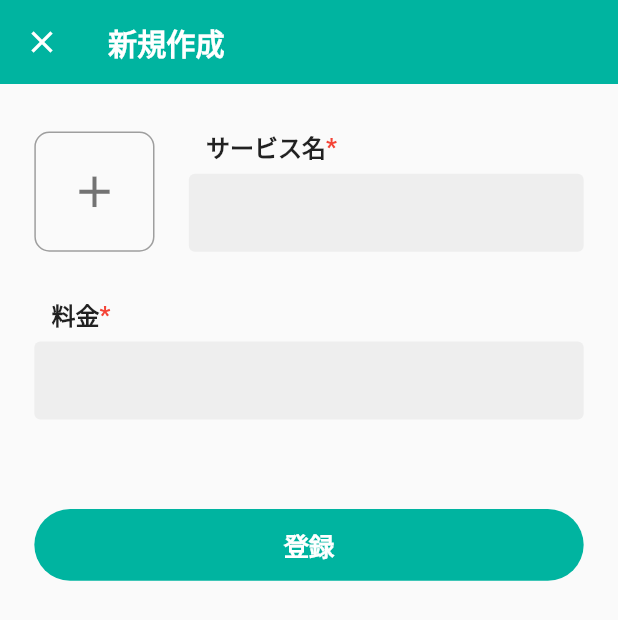
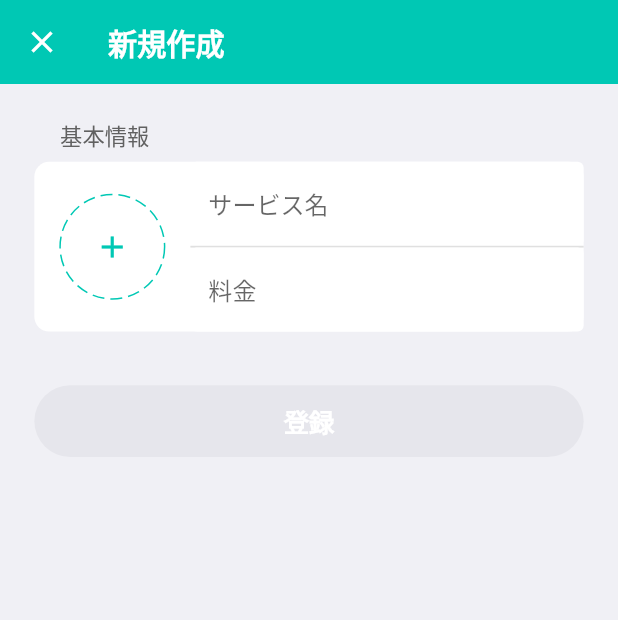
Before and after one commit to koheimikami3/subrisu, a Flutter app: the ListPage screen opened directly, after a tap on the "add" icon, on a phone screen of 412 x 824 dp. Shown: the top 620 px of the screen. Run offline on Flutter 3.47's test engine with Material 2 defaults, Android fonts, the phone set to English and light mode, and no system bars; drawn by our look-alikes of dotted_border; our stand-ins replace cloud_firestore, firebase_auth, firebase_core, flutter_riverpod, flutter_screenutil, freezed_annotation and 6 more; accounts and stored records are empty.

Commit message:
登録画面のUIを変更 登録時にリストが空になるバグを修正

```diff
--- a/lib/constant/configs.dart
+++ b/lib/constant/configs.dart
@@ -13,7 +13,7 @@ const androidReleaseAdId = '';
 const androidDebugAdId = 'ca-app-pub-3940256099942544/6300978111';
 
 // アプリカラー
-const appColor = Color.fromARGB(255, 0, 180, 160);
+const appColor = Color.fromARGB(255, 0, 200, 180);
 
 // ダークモード時の背景色
 const darkBackgroundColor = Color(0xFF212121);
--- a/lib/importer.dart
+++ b/lib/importer.dart
@@ -17,6 +17,7 @@ export 'package:freezed_annotation/freezed_annotation.dart';
 export 'package:cloud_firestore/cloud_firestore.dart';
 export 'package:flutter_localizations/flutter_localizations.dart';
 export 'package:google_mobile_ads/google_mobile_ads.dart';
+export 'package:dotted_border/dotted_border.dart';
 
 // app
 export 'package:subrisu/app.dart';
@@ -74,3 +75,5 @@ export 'package:subrisu/view/create/widget/register_button.dart';
 export 'package:subrisu/view/create/widget/service_name_form.dart';
 export 'package:subrisu/view/list/widget/subscription_item.dart';
 export 'package:subrisu/view/list/widget/subscription_list.dart';
+export 'package:subrisu/view/create/create_page.dart';
+export 'package:subrisu/view/create/widget/icon_select_button.dart';
--- a/lib/provider/providers.dart
+++ b/lib/provider/providers.dart
@@ -10,9 +10,9 @@ final darkModeProvider = StateProvider((ref) => false);
 
 final isUserDataLoadedProvider = StateProvider((ref) => false);
 
-final serviceNameProvider = StateProvider((ref) => '');
+final serviceNameProvider = StateProvider.autoDispose((ref) => '');
 
-final priceProvider = StateProvider((ref) => '');
+final priceProvider = StateProvider.autoDispose((ref) => '');
 
 final userViewModelProvider = StateNotifierProvider<UserViewModel, UserState>(
     (ref) => UserViewModel(UserRepositoryImpl(), ref));
--- a/lib/view/create/create_page.dart
+++ b/lib/view/create/create_page.dart
@@ -1,3 +1,4 @@
+import '../../constant/configs.dart' as configs;
 import '../../constant/texts.dart' as texts;
 import '../../importer.dart';
 
@@ -7,10 +8,15 @@ class CreatePage extends ConsumerWidget {
 
   @override
   Widget build(BuildContext context, WidgetRef ref) {
+    final isDark = ref.watch(darkModeProvider);
+
     return GestureDetector(
       onTap: () => FocusScope.of(context).unfocus(),
       child: Scaffold(
         appBar: AppBar(title: const Text(texts.createPage)),
+        backgroundColor: isDark
+            ? configs.darkBackgroundColor
+            : configs.settingsBackgroundColor,
         body: SingleChildScrollView(
           child: Row(
             children: [
@@ -18,32 +24,36 @@ class CreatePage extends ConsumerWidget {
               Expanded(
                 child: Column(
                   children: [
-                    SizedBox(height: 25.h),
-                    Row(
-                      crossAxisAlignment: CrossAxisAlignment.end,
-                      children: [
-                        Container(
-                          height: 70.w,
-                          width: 70.w,
-                          decoration: BoxDecoration(
-                            borderRadius:
-                                const BorderRadius.all(Radius.circular(10)),
-                            border: Border.all(color: Colors.grey),
+                    SizedBox(height: 20.h),
+                    const ItemsTitle(title: '基本情報'),
+                    Container(
+                      width: double.infinity,
+                      decoration: const BoxDecoration(
+                        borderRadius: BorderRadius.all(Radius.circular(10)),
+                        color: Colors.white,
+                      ),
+                      child: Row(
+                        children: [
+                          SizedBox(width: 15.w),
+                          const IconSelectButton(),
+                          SizedBox(width: 15.w),
+                          Expanded(
+                            child: Column(
+                              children: [
+                                const ServiceNameForm(),
+                                Container(
+                                  height: 1.h,
+                                  color: Colors.grey.shade300,
+                                ),
+                                const PriceForm(),
+                              ],
+                            ),
                           ),
-                          child: const Icon(
-                            Icons.add,
-                            size: 35,
-                          ),
-                        ),
-                        SizedBox(width: 20.w),
-                        const Expanded(child: ServiceNameForm()),
-                      ],
+                        ],
+                      ),
                     ),
-                    SizedBox(height: 25.h),
-                    const PriceForm(),
-                    SizedBox(height: 50.h),
+                    SizedBox(height: 30.h),
                     const RegisterButton(),
-                    SizedBox(height: 50.h),
                   ],
                 ),
               ),
--- /dev/null
+++ b/lib/view/create/widget/icon_select_button.dart
@@ -0,0 +1,24 @@
+import '../../../constant/configs.dart' as configs;
+import '../../../importer.dart';
+
+/// アイコン画像選択ダイアログを呼び出すボタン
+class IconSelectButton extends StatelessWidget {
+  const IconSelectButton({Key? key}) : super(key: key);
+
+  @override
+  Widget build(BuildContext context) {
+    return DottedBorder(
+      color: configs.appColor,
+      borderType: BorderType.Circle,
+      dashPattern: const [8, 4],
+      child: SizedBox(
+        height: 55.h,
+        width: 55.h,
+        child: const Icon(
+          Icons.add,
+          color: configs.appColor,
+        ),
+      ),
+    );
+  }
+}
--- a/lib/view/create/widget/price_form.dart
+++ b/lib/view/create/widget/price_form.dart
@@ -1,3 +1,4 @@
+import '../../../constant/configs.dart' as configs;
 import '../../../importer.dart';
 
 /// 料金フォームを表示する
@@ -6,41 +7,21 @@ class PriceForm extends ConsumerWidget {
 
   @override
   Widget build(BuildContext context, WidgetRef ref) {
-    return Column(
-      crossAxisAlignment: CrossAxisAlignment.start,
-      children: [
-        Row(
-          children: [
-            SizedBox(width: 10.w),
-            const Text(
-              '料金',
-              style: TextStyle(fontWeight: FontWeight.bold),
-            ),
-            const Text(
-              '*',
-              style: TextStyle(
-                fontWeight: FontWeight.bold,
-                color: Colors.red,
-              ),
-            ),
-          ],
-        ),
-        SizedBox(height: 5.h),
-        TextField(
+    return TextField(
+      cursorColor: configs.appColor,
+      inputFormatters: [FilteringTextInputFormatter.digitsOnly],
       keyboardType: TextInputType.number,
       decoration: InputDecoration(
+        hintText: '料金',
+        hintStyle: TextStyle(fontSize: 14.sp),
         isDense: true,
         filled: true,
-            fillColor: Colors.grey.shade200,
-            border: const OutlineInputBorder(
-              borderSide: BorderSide.none,
-            ),
+        fillColor: Colors.white,
+        border: const OutlineInputBorder(borderSide: BorderSide.none),
       ),
       onChanged: (value) {
         ref.watch(priceProvider.notifier).state = value;
       },
-        ),
-      ],
     );
   }
 }
--- a/lib/view/create/widget/register_button.dart
+++ b/lib/view/create/widget/register_button.dart
@@ -9,6 +9,9 @@ class RegisterButton extends ConsumerWidget {
 
   @override
   Widget build(BuildContext context, WidgetRef ref) {
+    final serviceName = ref.watch(serviceNameProvider);
+    final price = ref.watch(priceProvider);
+
     return Container(
       height: 40.h,
       width: double.infinity,
@@ -19,7 +22,9 @@ class RegisterButton extends ConsumerWidget {
         borderRadius: const BorderRadius.all(Radius.circular(30)),
         padding: EdgeInsets.zero,
         color: configs.appColor,
-        onPressed: () async => await _onPressed(context, ref),
+        onPressed: serviceName == '' || price == ''
+            ? null
+            : () async => await _onPressed(context, ref),
         child: _text(),
       ),
     );
--- a/lib/view/create/widget/service_name_form.dart
+++ b/lib/view/create/widget/service_name_form.dart
@@ -1,3 +1,4 @@
+import '../../../constant/configs.dart' as configs;
 import '../../../importer.dart';
 
 /// サービス名フォームを表示する
@@ -6,42 +7,19 @@ class ServiceNameForm extends ConsumerWidget {
 
   @override
   Widget build(BuildContext context, WidgetRef ref) {
-    return Column(
-      crossAxisAlignment: CrossAxisAlignment.start,
-      children: [
-        Row(
-          children: [
-            SizedBox(width: 10.w),
-            const Text(
-              'サービス名',
-              style: TextStyle(fontWeight: FontWeight.bold),
-            ),
-            const Text(
-              '*',
-              style: TextStyle(
-                fontWeight: FontWeight.bold,
-                color: Colors.red,
-              ),
-            ),
-          ],
-        ),
-        SizedBox(height: 5.h),
-        SizedBox(
-          child: TextField(
+    return TextField(
+      cursorColor: configs.appColor,
       decoration: InputDecoration(
+        hintText: 'サービス名',
+        hintStyle: TextStyle(fontSize: 14.sp),
         isDense: true,
         filled: true,
-              fillColor: Colors.grey.shade200,
-              border: const OutlineInputBorder(
-                borderSide: BorderSide.none,
-              ),
+        fillColor: Colors.white,
+        border: const OutlineInputBorder(borderSide: BorderSide.none),
       ),
       onChanged: (value) {
         ref.watch(serviceNameProvider.notifier).state = value;
       },
-          ),
-        ),
-      ],
     );
   }
 }
--- a/lib/view/list/widget/create_page_button.dart
+++ b/lib/view/list/widget/create_page_button.dart
@@ -1,5 +1,3 @@
-import 'package:subrisu/view/create/create_page.dart';
-
 import '../../../importer.dart';
 
 /// 作成画面に遷移するボタン
@@ -13,21 +11,17 @@ class CreatePageButton extends StatelessWidget {
     return FloatingActionButton(
       onPressed: () {
         Navigator.push(
-            context,
-            MaterialPageRoute(
-              builder: (context) => const CreatePage(),
-              //以下を追加
-              fullscreenDialog: true,
-            ));
-
-        // showModalBottomSheet(
-        //   backgroundColor: Colors.transparent,
-        //   isScrollControlled: true,
-        //   context: context,
-        //   builder: (_) => const CreatePage(),
-        // );
+          context,
+          MaterialPageRoute(
+            builder: (_) => const CreatePage(),
+            fullscreenDialog: true,
+          ),
+        );
       },
-      child: const Icon(Icons.add),
+      child: const Icon(
+        Icons.add,
+        size: 30,
+      ),
     );
   }
 }
--- a/lib/view/list/widget/subscription_item.dart
+++ b/lib/view/list/widget/subscription_item.dart
@@ -13,7 +13,7 @@ class SubscriptionItem extends ConsumerWidget {
   @override
   Widget build(BuildContext context, WidgetRef ref) {
     return Container(
-      height: 60.h,
+      height: 55.h,
       width: double.infinity,
       decoration: const BoxDecoration(
         borderRadius: BorderRadius.all(Radius.circular(10)),
@@ -65,7 +65,7 @@ class SubscriptionItem extends ConsumerWidget {
       serviceName,
       style: TextStyle(
         fontSize: 16.sp,
-        fontWeight: FontWeight.w500,
+        fontWeight: FontWeight.w600,
       ),
     );
   }
@@ -79,7 +79,7 @@ class SubscriptionItem extends ConsumerWidget {
       text,
       style: TextStyle(
         fontSize: 16.sp,
-        fontWeight: FontWeight.w500,
+        fontWeight: FontWeight.w600,
       ),
     );
   }
--- a/lib/view/list/widget/subscription_list.dart
+++ b/lib/view/list/widget/subscription_list.dart
@@ -17,7 +17,8 @@ class SubscriptionList extends ConsumerWidget {
           children: [
             if (index == 0) SizedBox(height: 20.h),
             SubscriptionItem(subscriptionDoc: subscriptionDocList[index]),
-            SizedBox(height: 20.h),
+            SizedBox(height: 15.h),
+            if (index == subscriptionDocList.length - 1) SizedBox(height: 50.h),
           ],
         );
       },
--- a/lib/view_model/subscription_view_model.dart
+++ b/lib/view_model/subscription_view_model.dart
@@ -22,8 +22,8 @@ class SubscriptionViewModel extends StateNotifier<List<QueryDocumentSnapshot>> {
 
   Future<void> create() async {
     final userId = ref.watch(userViewModelProvider).userId;
-    final serviceName = ref.watch(serviceNameProvider);
-    final price = ref.watch(priceProvider);
+    final serviceName = ref.read(serviceNameProvider);
+    final price = ref.read(priceProvider);
 
     try {
       // SubscriptionDataを作成
--- a/pubspec.yaml
+++ b/pubspec.yaml
@@ -32,6 +32,7 @@ dependencies:
   json_serializable: ^6.5.4
   google_mobile_ads: ^2.2.0
   flutter_launcher_icons: ^0.11.0
+  dotted_border: ^2.0.0+3
 
 dev_dependencies:
   flutter_test:
```
Also changed, not shown: images/app_icon.png, pubspec.lock, 21 other files. Lines whose indentation alone changed are shown as unchanged.
